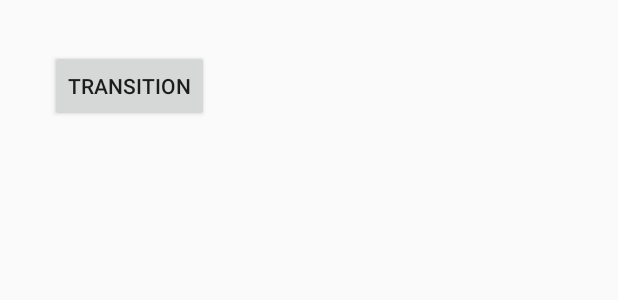
After one commit to Team610/2016-Scouting, an Android app: the layout fragment_initial.xml on its own in the app's theme, with its tools: preview values and no code run, on a phone screen of 412 x 824 dp. The commit adds this screen. Shown: the top 300 px of the screen. Run offline under Robolectric (Android 15) with nearby library versions, the phone set to English and light mode, and no system bars.

Commit message:
Added a fragment to the main activity

```diff
--- /dev/null
+++ b/ScoutingApp/app/src/main/res/layout/fragment_initial.xml
@@ -0,0 +1,19 @@
+<RelativeLayout xmlns:android="http://schemas.android.com/apk/res/android"
+    xmlns:tools="http://schemas.android.com/tools"
+    android:layout_width="match_parent"
+    android:layout_height="match_parent"
+    tools:context=".InitialFragment">
+
+    <!-- TODO: Update blank fragment layout -->
+    <Button
+        android:layout_width="wrap_content"
+        android:layout_height="wrap_content"
+        android:layout_alignParentTop="true"
+        android:layout_alignParentLeft="true"
+        android:layout_alignParentStart="true"
+        android:layout_marginTop="33dp"
+        android:layout_marginLeft="33dp"
+        android:text="Transition"
+        android:id="@+id/transition_Button"></Button>
+
+</RelativeLayout>
```
Also changed, not shown: ScoutingApp/app/src/main/java/com/team610/scouting/scoutingapp/InitialFragment.java (renamed from ScoutingApp/app/src/main/java/com/team610/scouting/scoutingapp/AutoFragment.java, +7 -7 lines), ScoutingApp/app/src/main/java/com/team610/scouting/scoutingapp/MainActivity.java (+22 -3 lines), ScoutingApp/app/src/main/res/layout/content_main.xml (+2 -15 lines), ScoutingApp/app/src/main/res/layout/fragment_auto.xml (deleted, +0 -13 lines).
